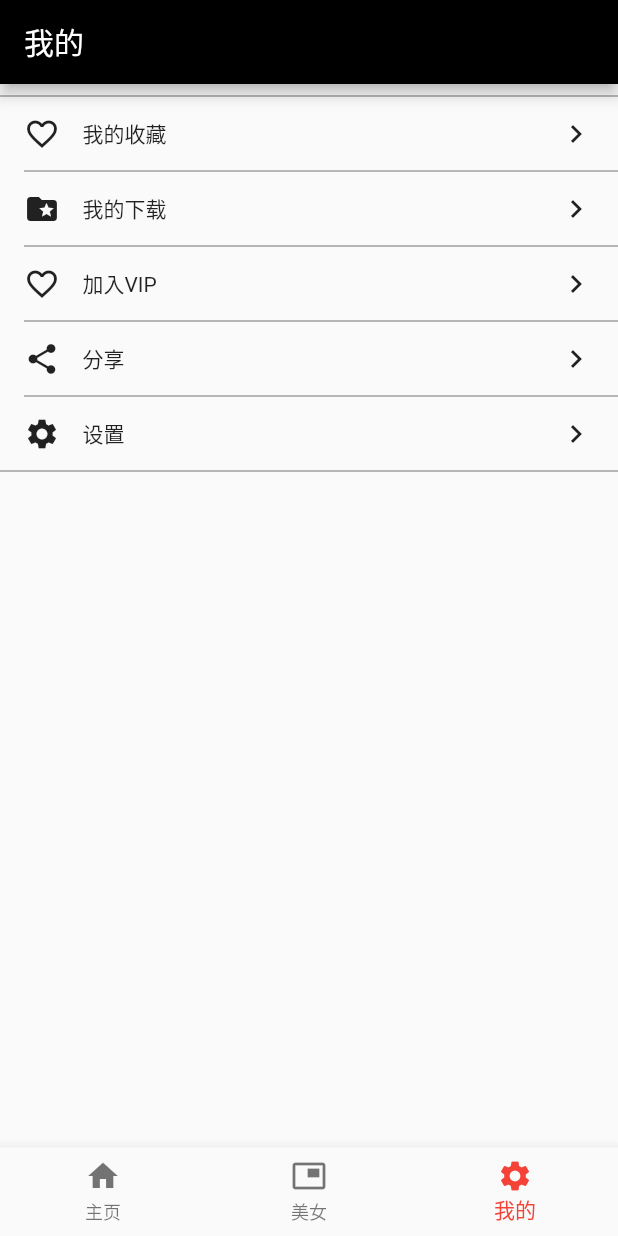
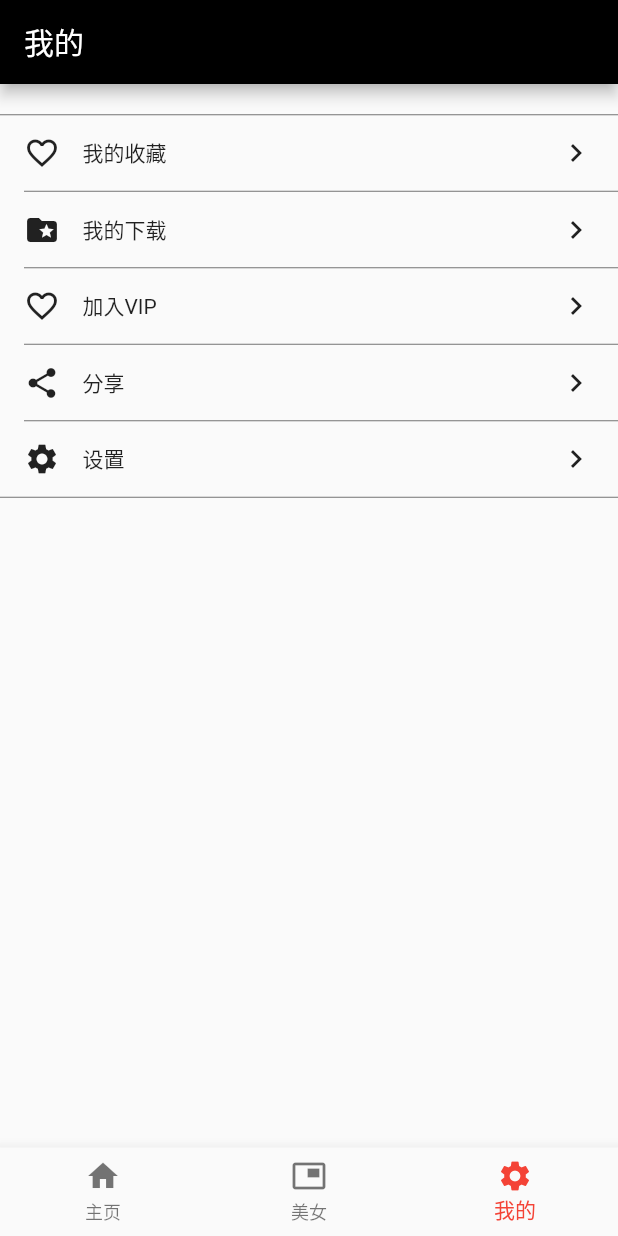
Before and after one commit to yang448189597/photo_altas, a Flutter app: the screen it shows after launch, item 3 of the bottom bar chosen, on a phone screen of 412 x 824 dp. Run offline on Flutter 3.47's test engine with Material 2 defaults, Android fonts, the phone set to English and light mode, and no system bars; our stand-ins replace carousel_slider, dio, fluttertoast, shared_preferences; network calls fail.

```diff
--- a/lib/Home_Pages/settings_page.dart
+++ b/lib/Home_Pages/settings_page.dart
@@ -6,7 +6,7 @@ class SettingPage extends StatelessWidget {
   Widget buildSeparator({double leftSpace = 16}) {
     return new Padding(
       padding: EdgeInsets.only(left: leftSpace),
-      child: Divider(color: Colors.black54),
+      child: Divider(color: Colors.black54,height: 1,),
     );
   }
 
@@ -16,7 +16,9 @@ class SettingPage extends StatelessWidget {
         appBar: AppBar(
           title: Text('我的'),
         ),
-        body: SingleChildScrollView(
+        body: Padding(
+          padding: const EdgeInsets.only(top:20.0),
+          child: SingleChildScrollView(
             child: Column(
               children: <Widget>[
                 buildSeparator(leftSpace: 0),
@@ -57,6 +59,7 @@ class SettingPage extends StatelessWidget {
                 buildSeparator(leftSpace: 0),
               ],
             ),
+          ),
         ));
   }
 }
@@ -72,7 +75,8 @@ class MyPageItem extends StatelessWidget {
   Widget build(BuildContext context) {
     return InkWell(
       onTap: (){},
-      child: new Padding(
+      child: new Container(
+        height: 50,
         padding: EdgeInsets.symmetric(horizontal: 16, vertical: 5),
         child: new GestureDetector(
           onTapUp: this.onTap,
--- a/lib/Me_Pages/favorite_page.dart
+++ b/lib/Me_Pages/favorite_page.dart
@@ -54,9 +54,10 @@ class FavoriteListState extends State<FavoriteList> {
             //取出Json 字符串
             Map<String, dynamic> data = json.decode(_data[index]);
 
-            return GestureDetector(
+            return InkWell(
+             onTap: (){},
+              child: GestureDetector(
                 onTap: () {
-
                   // 跳转 图片详情页面
                   Navigator.of(context)
                       .push(new MaterialPageRoute(builder: (context) {
@@ -108,6 +109,7 @@ class FavoriteListState extends State<FavoriteList> {
                     ],
                   ),
                 ),
+              ),
             );
           },
           itemCount: _data.length,
```
Lines whose indentation alone changed are shown as unchanged.
